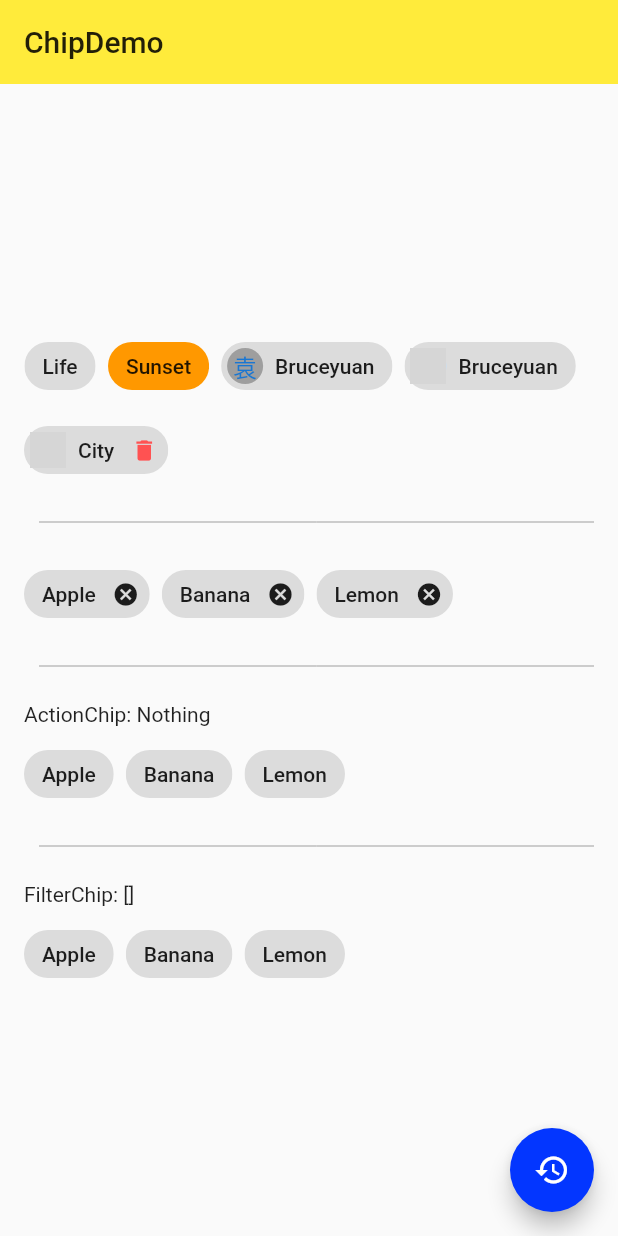
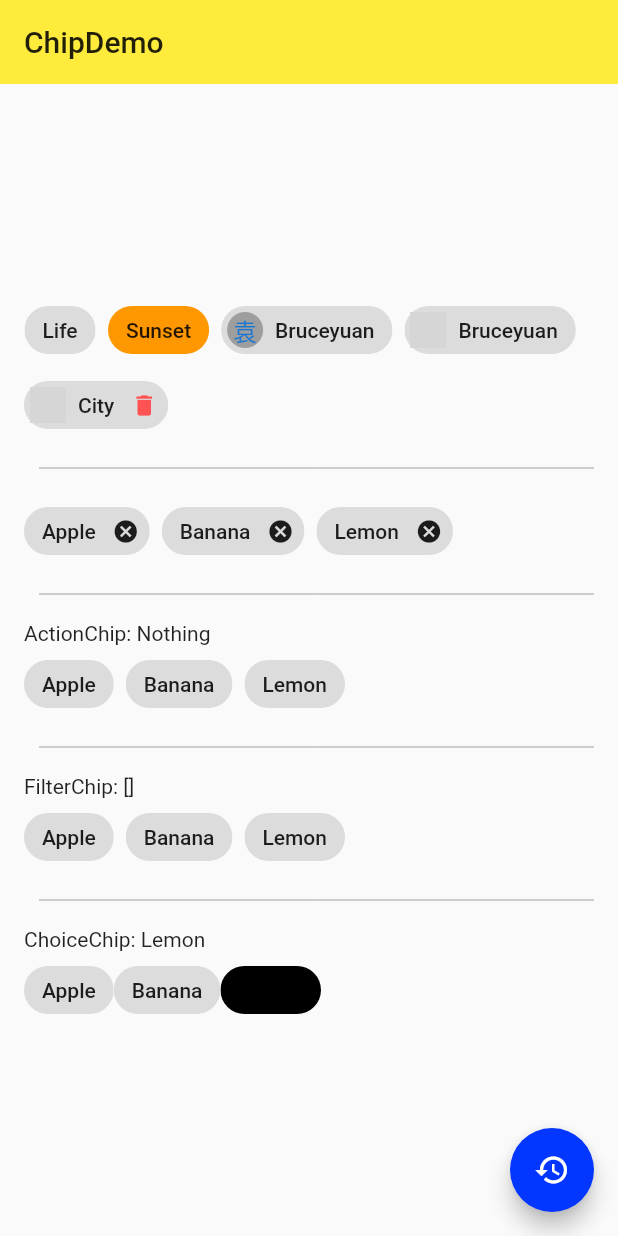
Before and after one commit to XYXiaoYuan/flutter_study, a Flutter app: the ChipDemo screen opened directly, on a phone screen of 412 x 824 dp. Run offline on Flutter 3.47's test engine with Material 2 defaults, Android fonts, the phone set to English and light mode, and no system bars; network calls fail; grey boxes are pictures that could not be loaded.

Commit message:
ChoiceChip：选择碎片

```diff
--- a/flutter_study/lib/demo/chip_demo.dart
+++ b/flutter_study/lib/demo/chip_demo.dart
@@ -14,6 +14,7 @@ class _ChipDemoState extends State<ChipDemo> {
 
   String _action = 'Nothing';
   List<String> _selected = [];
+  String _choice = 'Lemon';
 
   @override
   Widget build(BuildContext context) {
@@ -29,7 +30,7 @@ class _ChipDemoState extends State<ChipDemo> {
           children: <Widget>[
             Wrap(
               spacing: 8.0,
-              runSpacing: 8.0,
+              runSpacing: 2.0,
               children: <Widget>[
                 Chip(
                   label: Text('Life'),
@@ -133,6 +134,30 @@ class _ChipDemoState extends State<ChipDemo> {
                     );
                   }).toList(),
                 ),
+                Divider(
+                  color: Colors.grey,
+                  height: 32.0,
+                  indent: 10,
+                ),
+                Container(
+                  width: double.infinity,
+                  child: Text('ChoiceChip: $_choice'),
+                ),
+                Wrap(
+                  spacing: 0.0,
+                  children: _tags.map((tag) {
+                    return ChoiceChip(
+                      label: Text(tag),
+                      selectedColor: Colors.black,
+                      selected: _choice == tag,
+                      onSelected: (value) {
+                        setState(() {
+                          _choice = tag;
+                        });
+                      },
+                    );
+                  }).toList(),
+                ),
               ],
             )
           ],
@@ -149,6 +174,8 @@ class _ChipDemoState extends State<ChipDemo> {
             ];
 
             _selected = [];
+
+            _choice = 'Lemon';
           });
         },
       )
```
